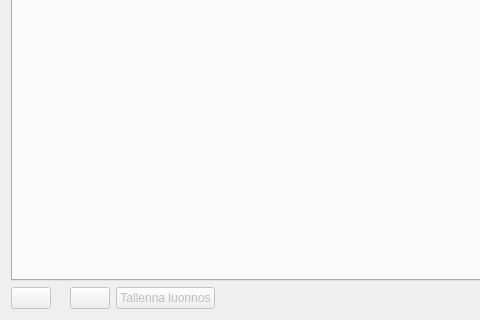
This is kitupiikki/kirjaus/kirjaus.ui in artoh/kitupiikki as Qt 5 draws it before an edit; both pictures show x 0 to 480 and y 371 to 691 of the 1486 by 691 pixel window. The edited form follows.
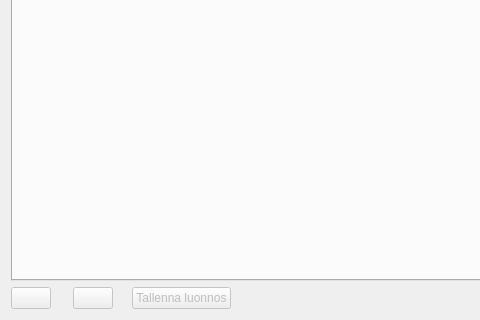
This is the edited form. Icons and pictures are not drawn. Custom widgets are drawn as their Qt base class.

Patch:
```diff
--- a/kitupiikki/kirjaus/kirjaus.ui
+++ b/kitupiikki/kirjaus/kirjaus.ui
@@ -312,6 +312,13 @@
      </item>
      <item>
       <widget class="QLabel" name="tunnisteLabel">
+       <property name="font">
+        <font>
+         <pointsize>12</pointsize>
+         <weight>75</weight>
+         <bold>true</bold>
+        </font>
+       </property>
        <property name="text">
         <string/>
        </property>
@@ -334,6 +341,13 @@
        </property>
       </widget>
      </item>
+     <item>
+      <widget class="QLabel" name="vuosiLabel">
+       <property name="text">
+        <string/>
+       </property>
+      </widget>
+     </item>
      <item>
       <widget class="QPushButton" name="tallennaButton">
        <property name="enabled">
```
